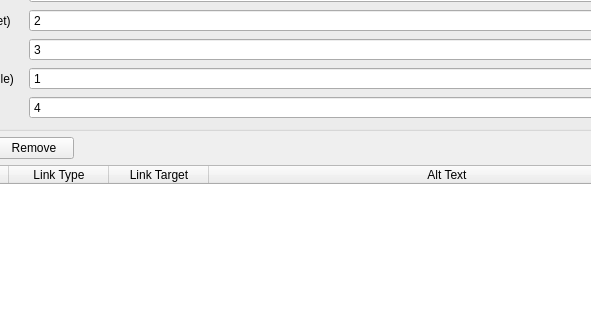
Before: the Qt Designer form WebsiteEmpireLib/website/pages/blocs/widgets/PageBlocImageLinksWidget.ui in icingerpower/WebsiteEmpire2, drawn with Qt 5; both pictures show x 103 to 694 and y 89 to 409 of the 800 by 600 pixel window.
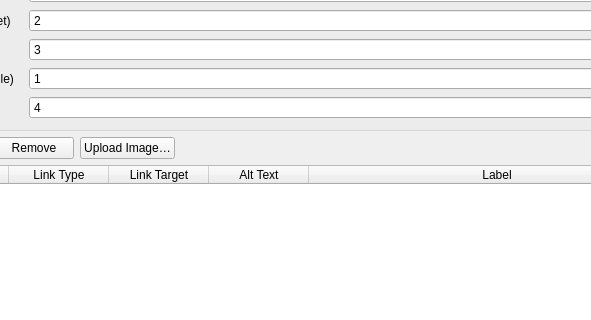
After: the same form once the commit is applied.

Commit message:
Add image upload button to image-links bloc editor
Add Upload Image button to PageBlocImageLinksWidget that writes the selected
file to images.db via ImageWriter and populates the imgdb:<filename> URL cell.
Propagate ImageWriter and domain list from PanePages / PagesListWidget through
PageEditorDialog.setImageContext() to each bloc widget. Add Label column to
the image-links table. Skip image-link images in the lightbox click handler.
Add close-without-saving confirmation dialog to PageEditorDialog.

Patch:
```diff
--- a/WebsiteEmpireLib/website/pages/blocs/widgets/PageBlocImageLinksWidget.ui
+++ b/WebsiteEmpireLib/website/pages/blocs/widgets/PageBlocImageLinksWidget.ui
@@ -159,6 +159,13 @@
        </property>
       </widget>
      </item>
+     <item>
+      <widget class="QPushButton" name="btnUpload">
+       <property name="text">
+        <string>Upload Image…</string>
+       </property>
+      </widget>
+     </item>
      <item>
       <spacer name="buttonSpacer">
        <property name="orientation">
@@ -202,6 +209,11 @@
        <string>Alt Text</string>
       </property>
      </column>
+     <column>
+      <property name="text">
+       <string>Label</string>
+      </property>
+     </column>
     </widget>
    </item>
   </layout>
```
The commit also changes 11 other files.
